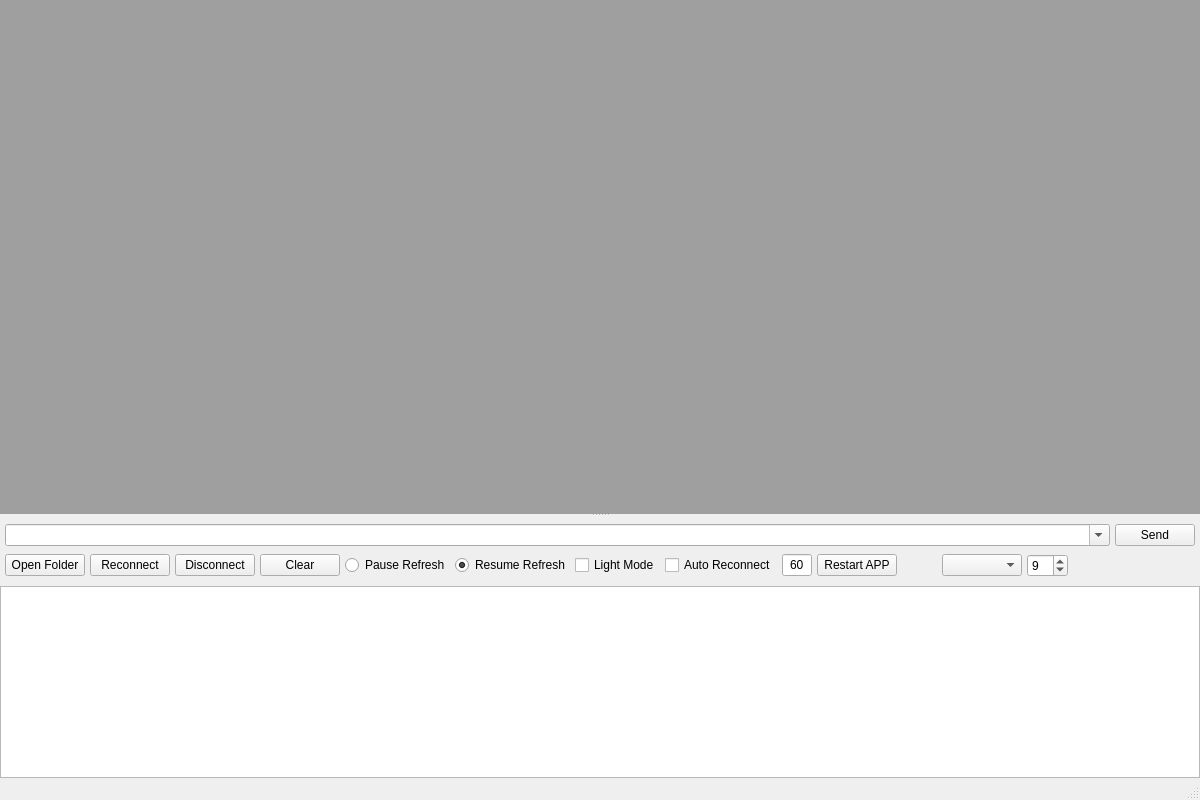
Before: the Qt Designer form ui/xexunrtt.ui in lunaleevip/RTT2UART, drawn with Qt 5.
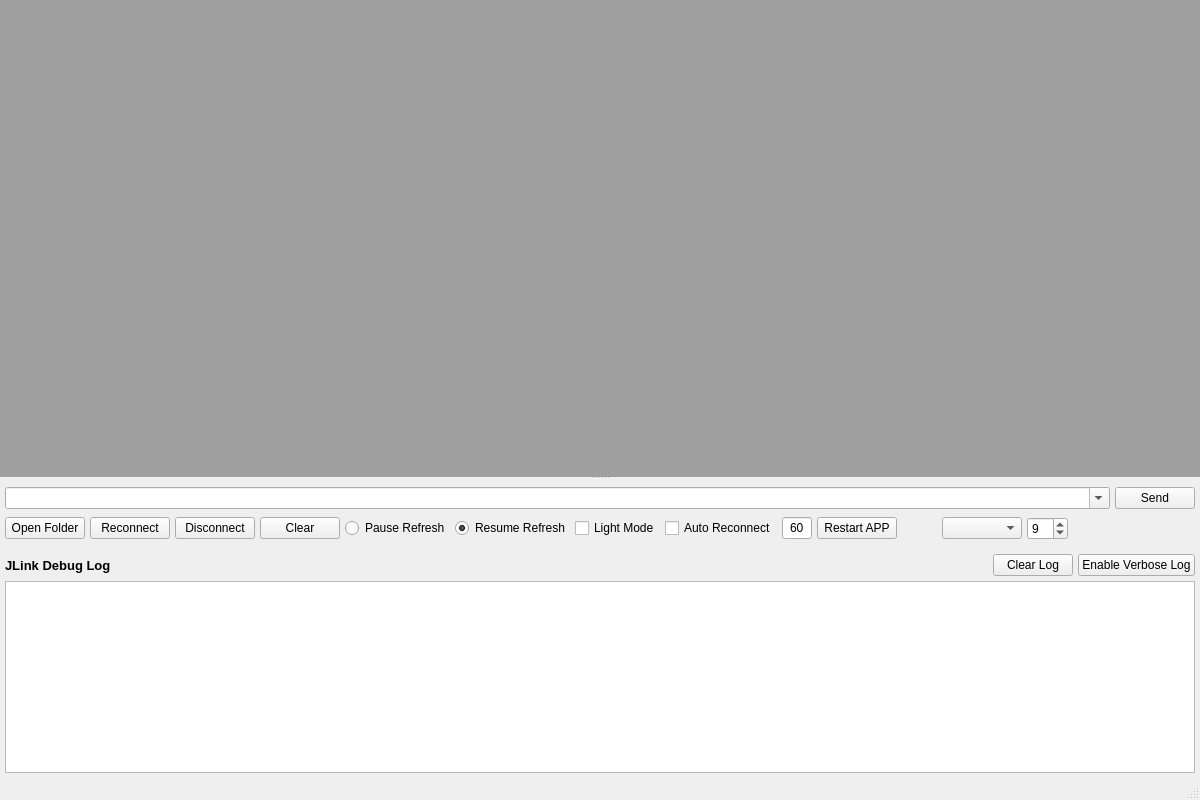
After: the same form once the commit is applied.

Commit message: 继续处理MDI架构剩余的内容

Patch:
```diff
--- a/ui/xexunrtt.ui
+++ b/ui/xexunrtt.ui
@@ -386,20 +386,80 @@
           </property>
           <layout class="QVBoxLayout" name="verticalLayout_jlink">
            <property name="spacing">
-            <number>0</number>
+            <number>5</number>
            </property>
            <property name="leftMargin">
-            <number>0</number>
+            <number>5</number>
            </property>
            <property name="topMargin">
-            <number>0</number>
+            <number>5</number>
            </property>
            <property name="rightMargin">
-            <number>0</number>
+            <number>5</number>
            </property>
            <property name="bottomMargin">
-            <number>0</number>
+            <number>5</number>
            </property>
+           <item>
+            <layout class="QHBoxLayout" name="jlink_header_layout">
+             <item>
+              <widget class="QLabel" name="jlink_title_label">
+               <property name="font">
+                <font>
+                 <pointsize>10</pointsize>
+                 <weight>75</weight>
+                 <bold>true</bold>
+                </font>
+               </property>
+               <property name="text">
+                <string>JLink Debug Log</string>
+               </property>
+              </widget>
+             </item>
+             <item>
+              <spacer name="jlink_header_spacer">
+               <property name="orientation">
+                <enum>Qt::Horizontal</enum>
+               </property>
+               <property name="sizeHint" stdset="0">
+                <size>
+                 <width>40</width>
+                 <height>20</height>
+                </size>
+               </property>
+              </spacer>
+             </item>
+             <item>
+              <widget class="QPushButton" name="clear_jlink_log_btn">
+               <property name="maximumSize">
+                <size>
+                 <width>80</width>
+                 <height>16777215</height>
+                </size>
+               </property>
+               <property name="text">
+                <string>Clear Log</string>
+               </property>
+              </widget>
+             </item>
+             <item>
+              <widget class="QPushButton" name="toggle_jlink_log_btn">
+               <property name="maximumSize">
+                <size>
+                 <width>120</width>
+                 <height>16777215</height>
+                </size>
+               </property>
+               <property name="text">
+                <string>Enable Verbose Log</string>
+               </property>
+               <property name="checkable">
+                <bool>true</bool>
+               </property>
+              </widget>
+             </item>
+            </layout>
+           </item>
            <item>
             <widget class="QPlainTextEdit" name="jlink_log_text">
              <property name="sizePolicy">
```
The commit also changes 2 other files.
